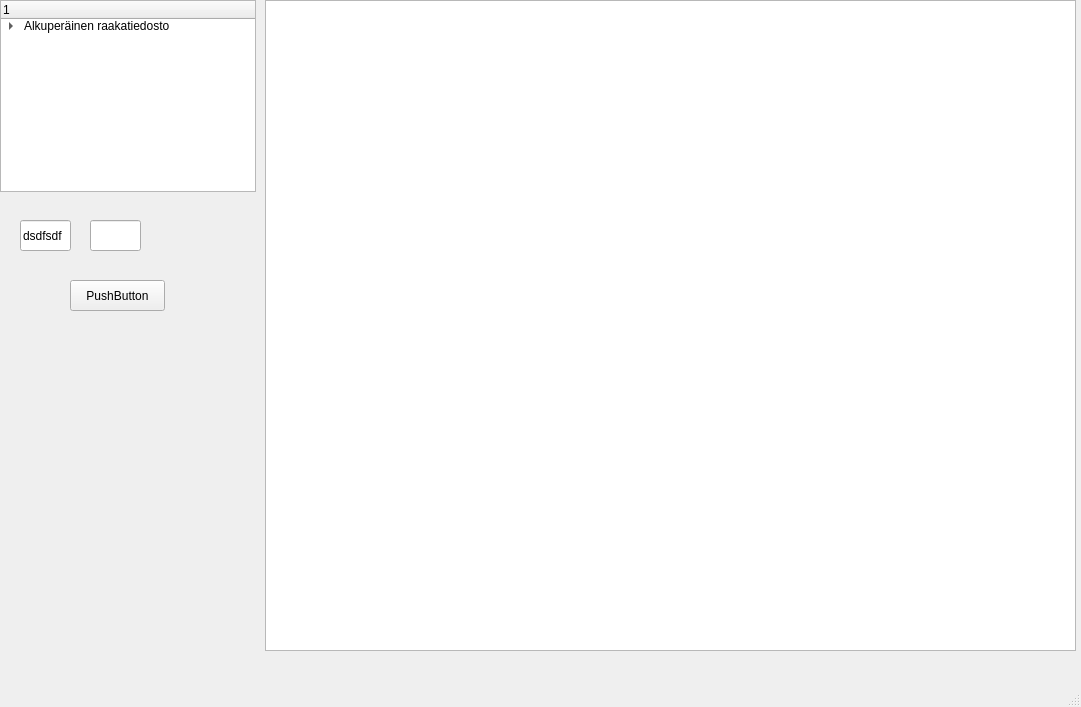
This is UI/qt4Designer/UIehdotus2.ui in cibr-jyu/meggie as Qt 5 draws it before an edit. The edited form follows.
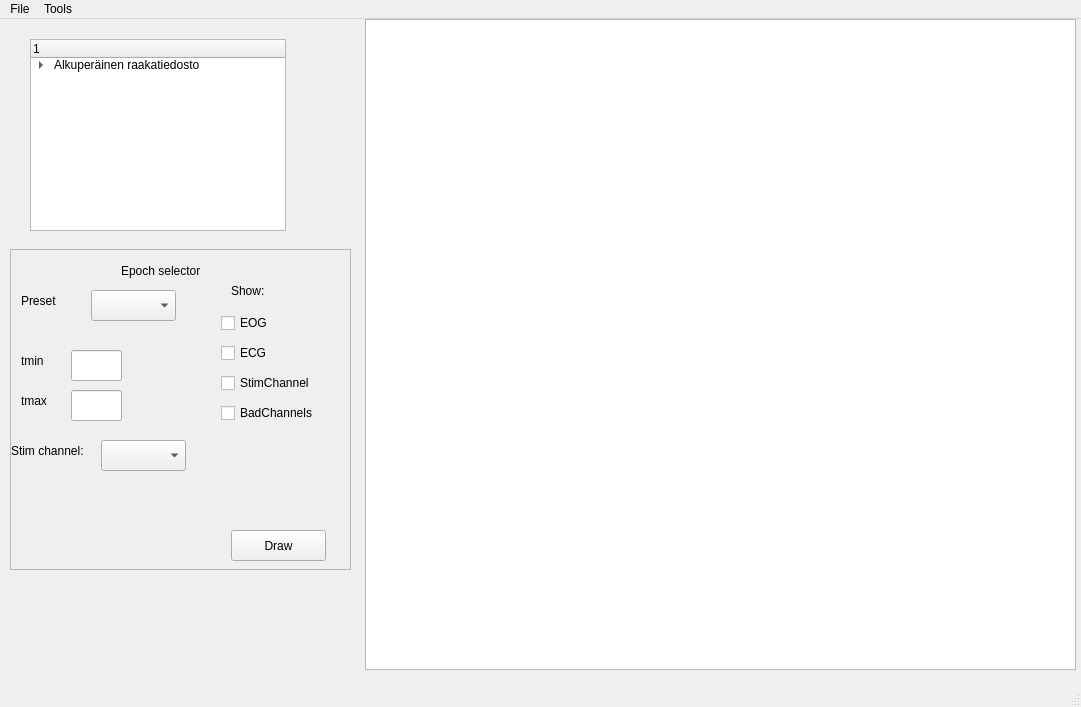
This is the edited form.

The edit to the form file:
```diff
--- a/UI/qt4Designer/UIehdotus2.ui
+++ b/UI/qt4Designer/UIehdotus2.ui
@@ -17,8 +17,8 @@
    <widget class="QTreeWidget" name="treeWidget">
     <property name="geometry">
      <rect>
-      <x>0</x>
-      <y>0</y>
+      <x>30</x>
+      <y>20</y>
       <width>256</width>
       <height>192</height>
      </rect>
@@ -52,48 +52,221 @@
    <widget class="QGraphicsView" name="graphicsView">
     <property name="geometry">
      <rect>
-      <x>265</x>
+      <x>365</x>
       <y>0</y>
-      <width>811</width>
+      <width>711</width>
       <height>651</height>
      </rect>
     </property>
    </widget>
-   <widget class="QPushButton" name="DrawCircleButton">
+   <widget class="QScrollArea" name="scrollArea">
     <property name="geometry">
      <rect>
-      <x>70</x>
-      <y>280</y>
-      <width>95</width>
-      <height>31</height>
+      <x>10</x>
+      <y>230</y>
+      <width>341</width>
+      <height>321</height>
      </rect>
     </property>
-    <property name="text">
-     <string>PushButton</string>
+    <property name="widgetResizable">
+     <bool>true</bool>
     </property>
-   </widget>
-   <widget class="QLineEdit" name="lineEdit">
-    <property name="geometry">
-     <rect>
-      <x>20</x>
-      <y>220</y>
-      <width>51</width>
-      <height>31</height>
-     </rect>
-    </property>
-    <property name="text">
-     <string>dsdfsdf</string>
-    </property>
-   </widget>
-   <widget class="QLineEdit" name="lineEdit_2">
-    <property name="geometry">
-     <rect>
-      <x>90</x>
-      <y>220</y>
-      <width>51</width>
-      <height>31</height>
-     </rect>
-    </property>
+    <widget class="QWidget" name="scrollAreaWidgetContents">
+     <property name="geometry">
+      <rect>
+       <x>0</x>
+       <y>0</y>
+       <width>339</width>
+       <height>319</height>
+      </rect>
+     </property>
+     <widget class="QComboBox" name="stimChannelComboBox">
+      <property name="geometry">
+       <rect>
+        <x>90</x>
+        <y>190</y>
+        <width>85</width>
+        <height>31</height>
+       </rect>
+      </property>
+     </widget>
+     <widget class="QComboBox" name="PresetComboBox">
+      <property name="geometry">
+       <rect>
+        <x>80</x>
+        <y>40</y>
+        <width>85</width>
+        <height>31</height>
+       </rect>
+      </property>
+     </widget>
+     <widget class="QLineEdit" name="eventMarginalMin">
+      <property name="geometry">
+       <rect>
+        <x>60</x>
+        <y>100</y>
+        <width>51</width>
+        <height>31</height>
+       </rect>
+      </property>
+      <property name="text">
+       <string/>
+      </property>
+     </widget>
+     <widget class="QLineEdit" name="eventMarginalMax">
+      <property name="geometry">
+       <rect>
+        <x>60</x>
+        <y>140</y>
+        <width>51</width>
+        <height>31</height>
+       </rect>
+      </property>
+     </widget>
+     <widget class="QPushButton" name="DrawButton">
+      <property name="geometry">
+       <rect>
+        <x>220</x>
+        <y>280</y>
+        <width>95</width>
+        <height>31</height>
+       </rect>
+      </property>
+      <property name="text">
+       <string>Draw</string>
+      </property>
+     </widget>
+     <widget class="QLabel" name="label">
+      <property name="geometry">
+       <rect>
+        <x>110</x>
+        <y>10</y>
+        <width>101</width>
+        <height>21</height>
+       </rect>
+      </property>
+      <property name="text">
+       <string>Epoch selector</string>
+      </property>
+     </widget>
+     <widget class="QLabel" name="label_2">
+      <property name="geometry">
+       <rect>
+        <x>0</x>
+        <y>190</y>
+        <width>101</width>
+        <height>21</height>
+       </rect>
+      </property>
+      <property name="text">
+       <string>Stim channel:</string>
+      </property>
+     </widget>
+     <widget class="QLabel" name="label_3">
+      <property name="geometry">
+       <rect>
+        <x>10</x>
+        <y>100</y>
+        <width>66</width>
+        <height>21</height>
+       </rect>
+      </property>
+      <property name="text">
+       <string>tmin</string>
+      </property>
+     </widget>
+     <widget class="QLabel" name="label_4">
+      <property name="geometry">
+       <rect>
+        <x>10</x>
+        <y>140</y>
+        <width>41</width>
+        <height>21</height>
+       </rect>
+      </property>
+      <property name="text">
+       <string>tmax</string>
+      </property>
+     </widget>
+     <widget class="QLabel" name="label_5">
+      <property name="geometry">
+       <rect>
+        <x>10</x>
+        <y>40</y>
+        <width>66</width>
+        <height>21</height>
+       </rect>
+      </property>
+      <property name="text">
+       <string>Preset</string>
+      </property>
+     </widget>
+     <widget class="QLabel" name="label_6">
+      <property name="geometry">
+       <rect>
+        <x>220</x>
+        <y>30</y>
+        <width>66</width>
+        <height>21</height>
+       </rect>
+      </property>
+      <property name="text">
+       <string>Show:</string>
+      </property>
+     </widget>
+     <widget class="QCheckBox" name="checkBox">
+      <property name="geometry">
+       <rect>
+        <x>210</x>
+        <y>60</y>
+        <width>93</width>
+        <height>26</height>
+       </rect>
+      </property>
+      <property name="text">
+       <string>EOG</string>
+      </property>
+     </widget>
+     <widget class="QCheckBox" name="checkBox_2">
+      <property name="geometry">
+       <rect>
+        <x>210</x>
+        <y>90</y>
+        <width>93</width>
+        <height>26</height>
+       </rect>
+      </property>
+      <property name="text">
+       <string>ECG</string>
+      </property>
+     </widget>
+     <widget class="QCheckBox" name="checkBox_3">
+      <property name="geometry">
+       <rect>
+        <x>210</x>
+        <y>120</y>
+        <width>111</width>
+        <height>26</height>
+       </rect>
+      </property>
+      <property name="text">
+       <string>StimChannel</string>
+      </property>
+     </widget>
+     <widget class="QCheckBox" name="checkBox_4">
+      <property name="geometry">
+       <rect>
+        <x>210</x>
+        <y>150</y>
+        <width>121</width>
+        <height>26</height>
+       </rect>
+      </property>
+      <property name="text">
+       <string>BadChannels</string>
+      </property>
+     </widget>
+    </widget>
    </widget>
   </widget>
   <widget class="QMenuBar" name="menubar">
@@ -105,6 +278,24 @@
      <height>29</height>
     </rect>
    </property>
+   <property name="defaultUp">
+    <bool>false</bool>
+   </property>
+   <widget class="QMenu" name="menuFile">
+    <property name="title">
+     <string>File</string>
+    </property>
+    <addaction name="actionLoad_file"/>
+    <addaction name="actionSave_file"/>
+   </widget>
+   <widget class="QMenu" name="menuTools">
+    <property name="title">
+     <string>Tools</string>
+    </property>
+    <addaction name="actionPreferences"/>
+   </widget>
+   <addaction name="menuFile"/>
+   <addaction name="menuTools"/>
   </widget>
   <widget class="QStatusBar" name="statusbar"/>
  </widget>
```
Left out of the diff: 15 changed lines with no effect on the pictures.
